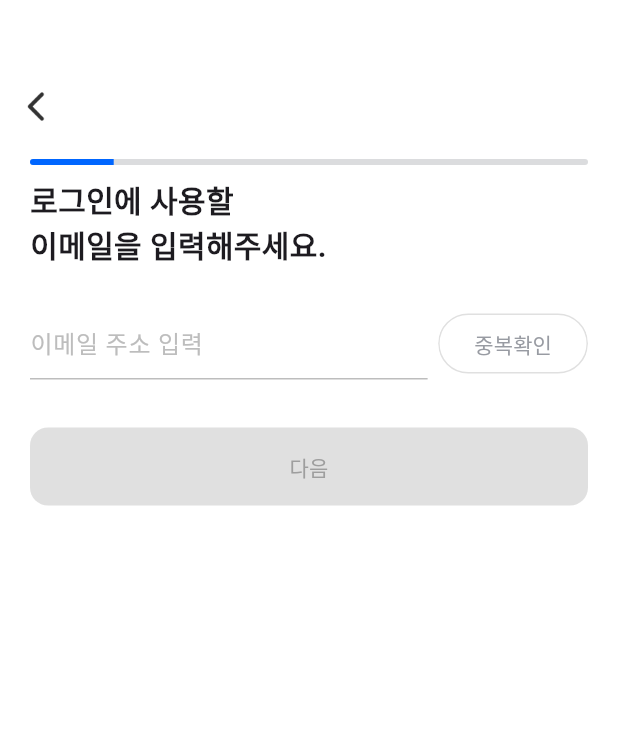
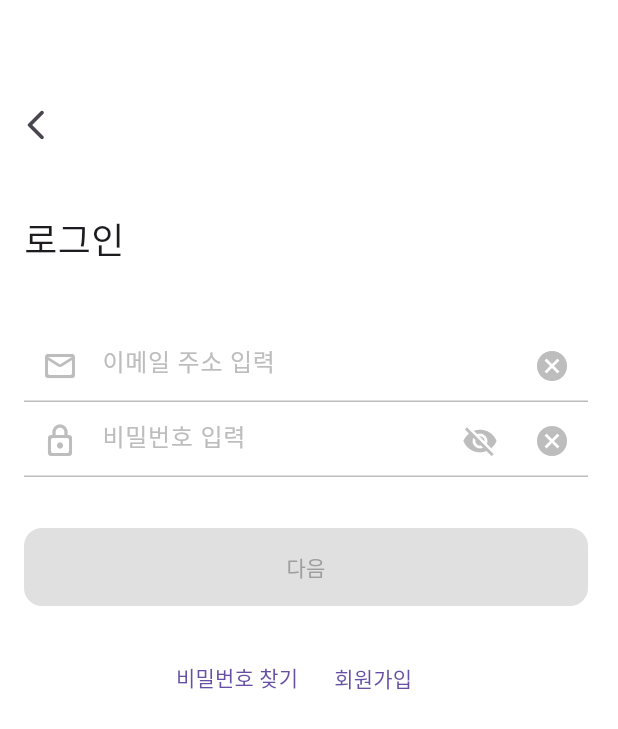
Before and after one commit to HaengSu/Uth, a Flutter app: the screen it shows after launch, on a phone screen of 412 x 824 dp. Shown: the top 729 px of the screen. Run offline on Flutter 3.47's test engine with Material 3 defaults, Android fonts, the phone set to English and light mode, and no system bars; our stand-ins replace dropdown_button2, firebase_core, go_router, logger, smooth_page_indicator; accounts and stored records are empty.

Commit message:
feature : Login 페이지 ui 구현완료
앱 icon 변경 중

```diff
--- a/lib/screens/main.dart
+++ b/lib/screens/main.dart
@@ -28,7 +28,7 @@ GoRouter router() {
     // initialLocation: '/start',
 
     // fixme : ui제작을 위해서 사용 추후삭제할 것
-    initialLocation: '/signup',
+    initialLocation: '/signin',
 
     routes: [
       GoRoute(
--- a/lib/screens/sign/LoginPage.dart
+++ b/lib/screens/sign/LoginPage.dart
@@ -1,6 +1,8 @@
-import 'package:flutter/cupertino.dart';
 import 'package:flutter/material.dart';
+import 'package:flutter/rendering.dart';
+import 'package:flutter/services.dart';
 import 'package:go_router/go_router.dart';
+import 'package:uth/common/theme/colors.dart';
 
 class LoginPage extends StatefulWidget {
   const LoginPage({super.key});
@@ -10,63 +12,174 @@ class LoginPage extends StatefulWidget {
 }
 
 class _SignInPage extends State<LoginPage> {
+  final TextEditingController textInputCtr = TextEditingController();
+  final TextEditingController textInputFirstPW = TextEditingController();
+  bool _isFirstObscured = true;
+
+  @override
+  void initState() {
+    super.initState();
+  }
+
   @override
   Widget build(BuildContext context) {
     return Scaffold(
-        body: Column(
-      mainAxisAlignment: MainAxisAlignment.center,
+        body: Container(
+      margin: EdgeInsets.only(top: 59, right: 20),
+      child: Column(
         children: <Widget>[
+          Row(children: [
             IconButton(
                 onPressed: () {},
-            icon: Image.asset(
-              'image/img_arrow_back.png',
-              width: 20,
-              height: 20,
-            )),
+                icon: Icon(Icons.arrow_back_ios_new_rounded)),
+          ]),
           Container(
-          margin: const EdgeInsets.only(left: 20, right: 20),
+            margin: EdgeInsets.only(top: 35, left: 16),
+              child:
+                  Row(children: [Text("로그인", style: TextStyle(fontSize: 24))])),
+          Container(
+            margin: EdgeInsets.only(top: 44, left: 16),
             width: double.infinity,
             height: 50,
-          child: const TextField(
-            style: TextStyle(fontSize: 16),
+            child: TextFormField(
+              controller: textInputCtr,
+              onChanged: (text) {
+                setState(() {});
+              },
               decoration: InputDecoration(
-              border: OutlineInputBorder(),
-              hintText: '이메일',
+                prefixIcon: Icon(Icons.mail_outline_rounded),
+                prefixIconColor: grayColor_BD,
+                hintText: "이메일 주소 입력",
+                hintStyle: const TextStyle(color: grayColor_BD),
+                counterText: '',
+                enabledBorder: const UnderlineInputBorder(
+                  borderSide: BorderSide(
+                    color: grayColor_BD, // 기본(선택되지 않은) 상태의 색상
+                  ),
+                ),
+                focusedBorder: const UnderlineInputBorder(
+                  borderSide: BorderSide(
+                    color: mainColor, // 원하는 색상으로 변경
+                  ),
+                ),
+                suffixIcon: IconButton(
+                  onPressed: () {
+                    textInputCtr.clear();
+                    setState(() {});
+                  },
+                  icon: const Icon(
+                    Icons.cancel_sharp,
+                    color: grayColor_BD,
+                    size: 24,
+                  ),
+                ),
               ),
             ),
           ),
           Container(
-          margin: const EdgeInsets.only(left: 20, top: 10, right: 20),
+            margin: EdgeInsets.only(left: 16),
             width: double.infinity,
             height: 50,
-          child: const TextField(
-            style: TextStyle(fontSize: 16),
+            child: TextFormField(
+              controller: textInputFirstPW,
+              obscureText: _isFirstObscured,
+              // 비밀번호 가리는 옵션
+              keyboardType: TextInputType.number,
+              // 키보드 형식 지정
+              inputFormatters: <TextInputFormatter>[
+                FilteringTextInputFormatter.digitsOnly
+              ],
+              onChanged: (text) {
+                setState(() {});
+              },
+
               decoration: InputDecoration(
-              border: OutlineInputBorder(),
-              hintText: '비밀번호',
+                  prefixIcon: Icon(Icons.lock_outline_rounded),
+                  prefixIconColor: grayColor_BD,
+                  hintText: "비밀번호 입력",
+                  hintStyle: const TextStyle(color: grayColor_BD),
+                  counterText: '',
+                  enabledBorder: const UnderlineInputBorder(
+                    borderSide: BorderSide(
+                      color: grayColor_BD, // 기본(선택되지 않은) 상태의 색상
+                    ),
+                  ),
+                  focusedBorder: const UnderlineInputBorder(
+                    borderSide: BorderSide(
+                      color: mainColor, // 원하는 색상으로 변경
+                    ),
+                  ),
+                  suffixIcon: Row(
+                    mainAxisSize: MainAxisSize.min,
+                    children: [
+                      IconButton(
+                          onPressed: () {
+                            setState(() {
+                              //text visiable 조절
+                              _isFirstObscured = !_isFirstObscured;
+                            });
+                          },
+                          icon: const Icon(
+                            Icons.visibility_off,
+                            color: grayColor_BD,
+                            size: 24,
+                          )),
+                      IconButton(
+                          onPressed: () {
+                            textInputFirstPW.clear();
+                            setState(() {});
+                          },
+                          icon: const Icon(
+                            Icons.cancel_sharp,
+                            color: grayColor_BD,
+                            size: 24,
+                          ))
+                    ],
+                  ),
+                  focusedErrorBorder: UnderlineInputBorder(
+                      borderSide: BorderSide(
+                    color: mainColor,
+                    width: 2,
+                  ))),
+            ),
+          ),
+          Container(
+            margin: EdgeInsets.only(top: 32, left: 16),
+            child: SizedBox(
+              width: double.infinity,
+              child: TextButton(
+                onPressed: () {},
+                child: Text("다음"),
+                style: TextButton.styleFrom(
+                  padding: const EdgeInsets.only(top: 16, bottom: 16),
+                  shape: RoundedRectangleBorder(
+                      borderRadius: BorderRadius.circular(12.0)),
+                  backgroundColor: grayColor_E0,
+                  foregroundColor: grayColor_9E,
                 ),
               ),
             ),
-        ElevatedButton(
-            style: ElevatedButton.styleFrom(
-              minimumSize: Size.fromHeight(50),
           ),
-            onPressed: () {
-              // TODO: 로그인 검증 로직 추가 예정
-            },
-            child: Text("로그인")),
-        Row(
+          Container(
+            margin: EdgeInsets.only(top: 24),
+            child: Row(
               mainAxisAlignment: MainAxisAlignment.center,
               children: [
-            TextButton(onPressed: () {
+                TextButton(
+                    onPressed: () {
                       context.go('/findpw');
-            }, child: Text('비밀번호 찾기')),
-            TextButton(onPressed: () {
+                    },
+                    child: Text('비밀번호 찾기')),
+                TextButton(
+                    onPressed: () {
                       context.go('/signup');
-            }, child: Text('회원가입')),
+                    },
+                    child: Text('회원가입')),
               ],
+            ),
           )
         ],
+      ),
     ));
   }
 }
--- a/pubspec.yaml
+++ b/pubspec.yaml
@@ -67,6 +67,7 @@ flutter:
   uses-material-design: true
   assets:
     - assets/
+    - assets/images/img_logo.png
     - assets/images/img_frame.png
     - assets/images/img_chatting.png
     - assets/images/img_matting_system.png
```
Also changed, not shown: flutter_launcher_icons.yaml (+8 -6 lines), assets/images/2.0x/img_arrow_left.png, assets/images/3.0x/img_arrow_left.png, assets/images/4.0x/img_arrow_left.png. Lines whose indentation alone changed are shown as unchanged.
